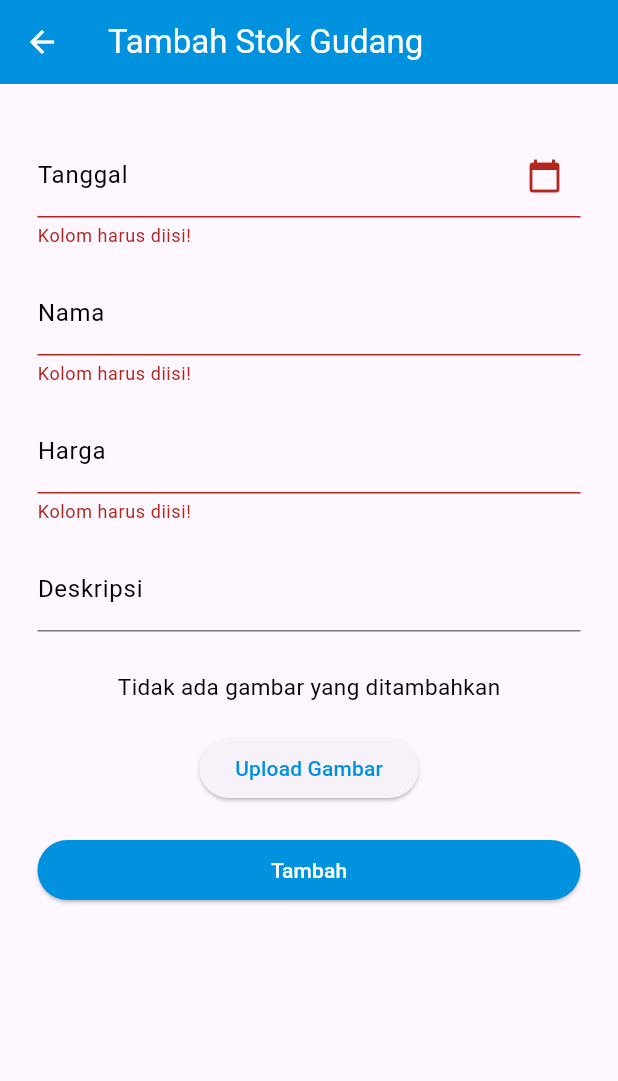
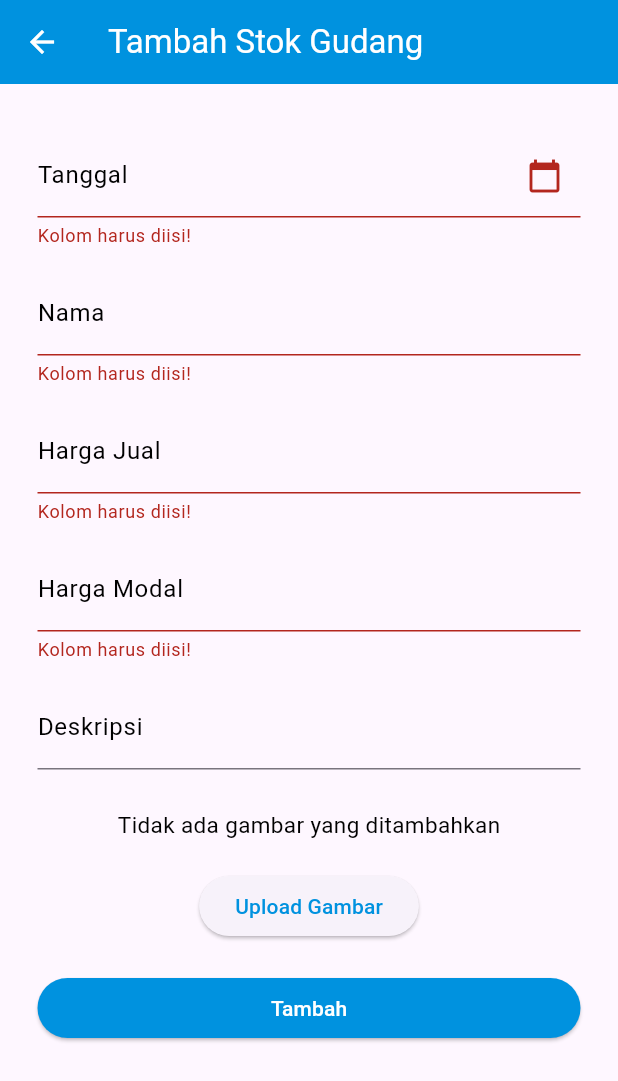
Before and after one commit to proyek-4/stocklab_fe, a Flutter app: the AddStockPage screen opened directly, after a tap on "Tambah", on a phone screen of 412 x 824 dp. Shown: the top 1081 px of the screen. Run offline on Flutter 3.47's test engine with Material 3 defaults, Android fonts, the phone set to English and light mode, and no system bars; our stand-ins replace cached_network_image, image_picker, quickalert, shimmer.

Commit message:
fix : cost textfield in add and edit stock page

```diff
--- a/lib/pages/stock/add_stock_page.dart
+++ b/lib/pages/stock/add_stock_page.dart
@@ -25,6 +25,7 @@ class _AddStockPageState extends State<AddStockPage> {
   TextEditingController _dateController = TextEditingController();
   TextEditingController _nameController = TextEditingController();
   TextEditingController _priceController = TextEditingController();
+  TextEditingController _costController = TextEditingController();
   TextEditingController _descriptionController = TextEditingController();
   late String _titleProgress;
 
@@ -49,9 +50,11 @@ class _AddStockPageState extends State<AddStockPage> {
       request.fields.addAll({
         'name': _nameController.text,
         'price': _priceController.text,
-        'quantity': '0',
+        'cost': _costController.text,
         'description': _descriptionController.text,
         'date': _dateController.text,
+        'quantity' : '0',
+        'warehouse_id' : '1',
       });
 
       if (_image != null) {
@@ -67,9 +70,8 @@ class _AddStockPageState extends State<AddStockPage> {
         } else {
           showErrorDialog(
             context,
-            'Image size exceeds limit (2MB). Please try again.',
+            'Image size exceeds limit (3MB). Please try again.',
           );
-          print('Image size exceeds limit (2MB)');
           return;
         }
       }
@@ -88,7 +90,7 @@ class _AddStockPageState extends State<AddStockPage> {
         print('Failed to add stock: ${response.statusCode}');
         showErrorDialog(
           context,
-          'Failed to add stock. ${response.reasonPhrase}. Please try again.',
+          'Failed to add stock. ${response.reasonPhrase}. Please try again. WOY',
         );
       }
     } catch (e) {
@@ -190,7 +192,28 @@ class _AddStockPageState extends State<AddStockPage> {
                       keyboardType: TextInputType.number,
                       cursorColor: Colors.black,
                       decoration: InputDecoration(
-                        labelText: 'Harga',
+                        labelText: 'Harga Jual',
+                        labelStyle: TextStyle(color: Colors.black),
+                        focusedBorder: UnderlineInputBorder(
+                          borderSide: BorderSide(color: primary),
+                        ),
+                      ),
+                      validator: (value) {
+                        if (value == null || value.isEmpty) {
+                          return 'Kolom harus diisi!';
+                        }
+                        return null;
+                      },
+                    ),
+                  ),
+                  Padding(
+                    padding: EdgeInsets.symmetric(vertical: 8.0),
+                    child: TextFormField(
+                      controller: _costController,
+                      keyboardType: TextInputType.number,
+                      cursorColor: Colors.black,
+                      decoration: InputDecoration(
+                        labelText: 'Harga Modal',
                         labelStyle: TextStyle(color: Colors.black),
                         focusedBorder: UnderlineInputBorder(
                           borderSide: BorderSide(color: primary),
```
Also changed, not shown: lib/pages/stock/edit_stock_page.dart (+30 -1 lines).
